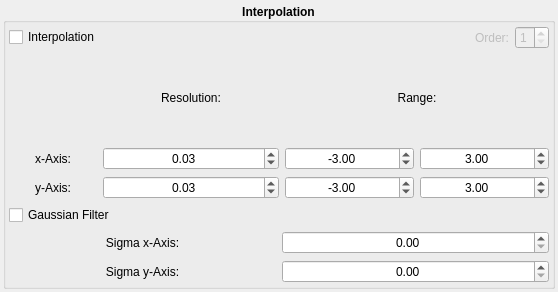
This is kmap/ui/interpolation.ui in brands-d/kMap as Qt 5 draws it before an edit. The edited form follows.
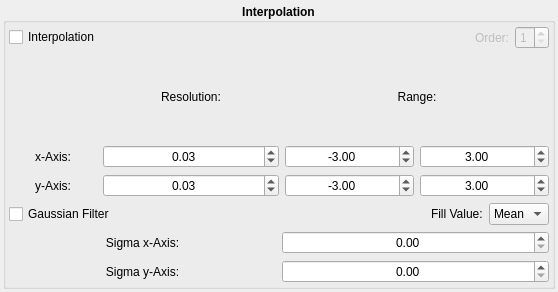
This is the edited form.

Commit message: Added Fill Value to Gauss Filter

Diff of the .ui file:
```diff
--- a/kmap/ui/interpolation.ui
+++ b/kmap/ui/interpolation.ui
@@ -375,6 +375,8 @@
       <item>
        <layout class="QVBoxLayout" name="layout_5">
         <item>
+         <layout class="QHBoxLayout" name="layout_7">
+          <item>
          <widget class="QCheckBox" name="smoothing_checkbox">
           <property name="font">
            <font>
@@ -386,6 +388,65 @@
            <string>Gaussian Filter</string>
           </property>
          </widget>
+          </item>
+          <item>
+           <spacer name="spacer_2">
+            <property name="orientation">
+             <enum>Qt::Horizontal</enum>
+            </property>
+            <property name="sizeHint" stdset="0">
+             <size>
+              <width>40</width>
+              <height>20</height>
+             </size>
+            </property>
+           </spacer>
+          </item>
+          <item>
+           <widget class="QLabel" name="fill_label">
+            <property name="font">
+             <font>
+              <weight>50</weight>
+              <bold>false</bold>
+             </font>
+            </property>
+            <property name="text">
+             <string>Fill Value:</string>
+            </property>
+           </widget>
+          </item>
+          <item>
+           <widget class="QComboBox" name="fill_combobox">
+            <property name="font">
+             <font>
+              <weight>50</weight>
+              <bold>false</bold>
+             </font>
+            </property>
+            <property name="maxVisibleItems">
+             <number>3</number>
+            </property>
+            <property name="maxCount">
+             <number>3</number>
+            </property>
+            <item>
+             <property name="text">
+              <string>Mean</string>
+             </property>
+            </item>
+            <item>
+             <property name="text">
+              <string>Zero</string>
+             </property>
+            </item>
+            <item>
+             <property name="text">
+              <string>NaN</string>
+             </property>
+            </item>
+           </widget>
+          </item>
+         </layout>
         </item>
         <item>
          <layout class="QGridLayout" name="layout_6">
```
Lines whose indentation alone changed are shown as unchanged. The commit also changes 2 other files.
